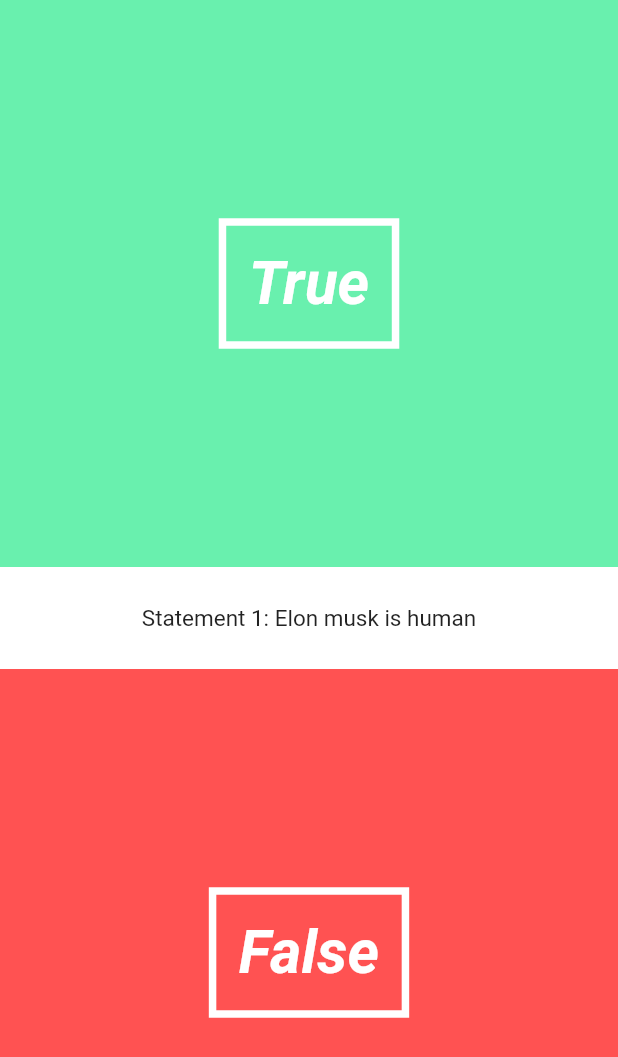
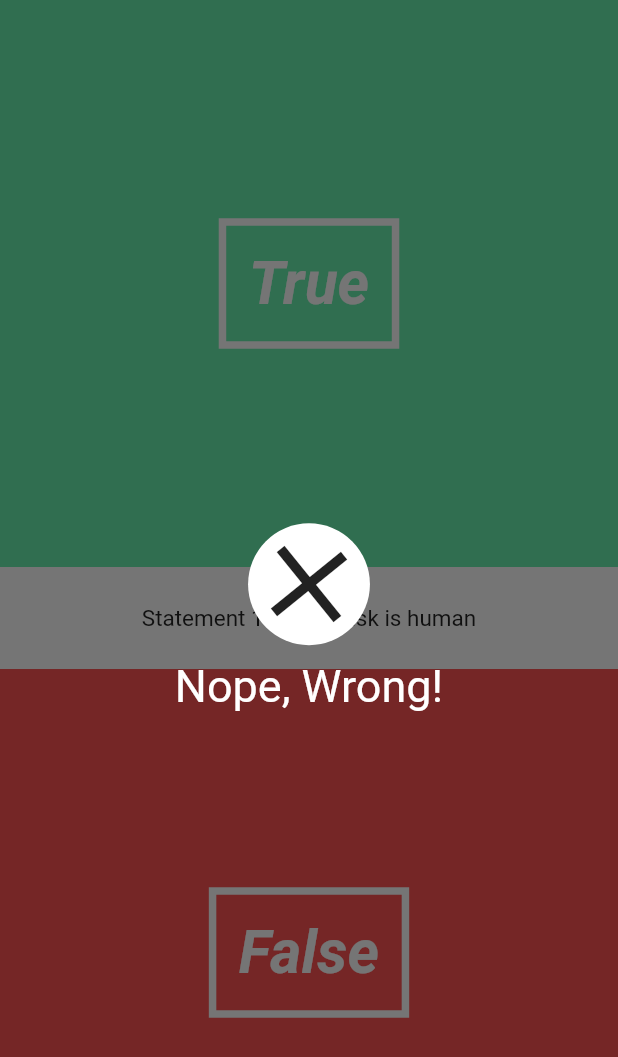
Before and after one commit to Cyan101/flutter-app, a Flutter app: the screen it shows after launch, after a tap on "True", on a phone screen of 412 x 824 dp. Shown: the top 1057 px of the screen. Run offline on Flutter 3.47's test engine with Material 2 defaults, Android fonts, the phone set to English and light mode, and no system bars.

Commit message:
Handle the user input and compare it to the questions answer

```diff
--- a/lib/pages/quiz_page.dart
+++ b/lib/pages/quiz_page.dart
@@ -34,6 +34,14 @@ class QuizPageState extends State<QuizPage> {
     questionNumber = quiz.questionNumber;
   }
 
+  void handleAnswer(bool answer) {
+    isCorrect = (currentQuestion.answer == answer);
+    quiz.answer(isCorrect);
+    this.setState(() {
+      overlayOn = true;
+    });
+  }
+
   @override
   Widget build(BuildContext context) {
     return new Stack(
@@ -41,12 +49,12 @@ class QuizPageState extends State<QuizPage> {
       children: <Widget>[
         new Column(
           children: <Widget>[
-            new AnswerButton(true, () => print("User input True")),
+            new AnswerButton(true, () => handleAnswer(true)),
             new QuestionText(questionText, questionNumber),
-            new AnswerButton(false, () => print("User input False")),
+            new AnswerButton(false, () => handleAnswer(false)),
           ],
         ),
-        overlayOn == true ? new CorrectWrongOverlay(true) : new Container()
+        overlayOn == true ? new CorrectWrongOverlay(isCorrect) : new Container()
       ],
     );
   }
```
